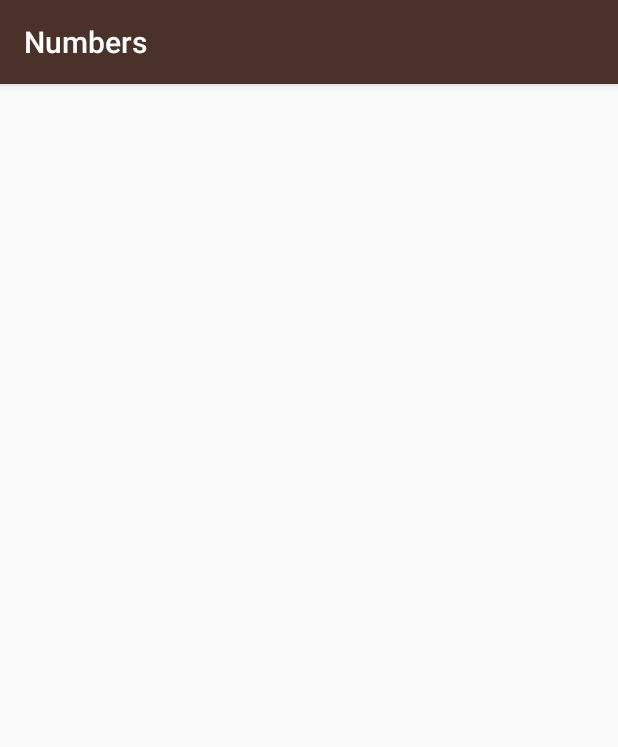
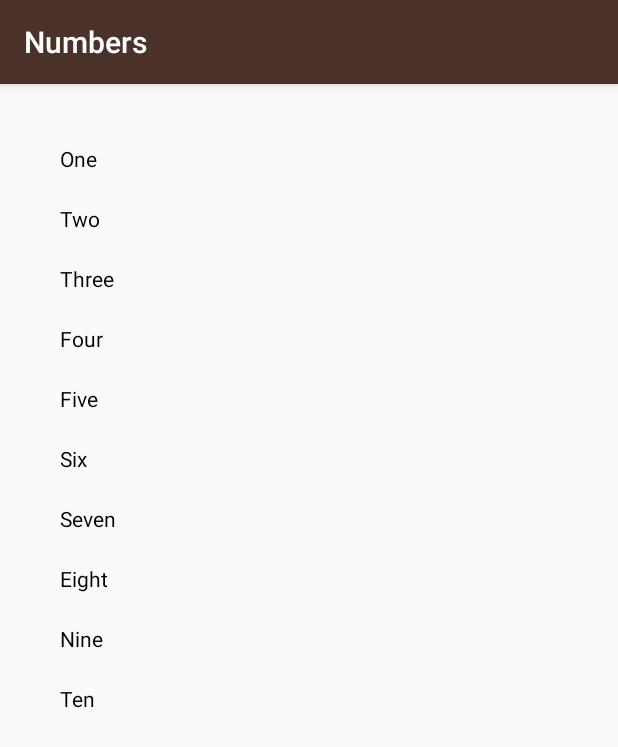
Before and after one commit to dheshanm/Language_App, an Android app: the NumbersActivity screen opened directly, with no data from a screen before it, on a phone screen of 412 x 824 dp. Shown: the top 747 px of the screen. Run offline under Robolectric (Android 15) with nearby library versions, the phone set to English and light mode, and no system bars.

Commit message:
#MINOR Dyanamically adding Views to ConstraintLayout.

```diff
--- a/app/src/main/java/com/example/android/miwok/NumbersActivity.kt
+++ b/app/src/main/java/com/example/android/miwok/NumbersActivity.kt
@@ -1,12 +1,68 @@
 package com.example.android.miwok
 
+import android.graphics.Color
 import android.support.v7.app.AppCompatActivity
 import android.os.Bundle
+import android.support.constraint.ConstraintLayout
+import android.support.constraint.ConstraintSet
+import android.util.Log
+import android.view.View
+import android.widget.TextView
+import kotlinx.android.synthetic.main.activity_numbers.*
 
 class NumbersActivity : AppCompatActivity() {
 
     override fun onCreate(savedInstanceState: Bundle?) {
         super.onCreate(savedInstanceState)
         setContentView(R.layout.activity_numbers)
+
+        val wordsEng = arrayOf("One", "Two", "Three", "Four", "Five", "Six", "Seven", "Eight", "Nine", "Ten")
+
+        val layout : ConstraintLayout = findViewById(R.id.rootView)
+        val set : ConstraintSet = ConstraintSet()
+        var previousId = rootView.id
+
+        for (index in 0..wordsEng.size-1){
+            val wordView = TextView(this)
+            wordView.text = wordsEng[index]
+            wordView.setTextColor(Color.BLACK)
+            wordView.id = View.generateViewId()
+            layout.addView(wordView)
+
+            set.connect(wordView.id, ConstraintSet.TOP, previousId, ConstraintSet.TOP,60 )
+            //set.connect(wordView.id, ConstraintSet.RIGHT, ConstraintSet.PARENT_ID, ConstraintSet.RIGHT, 60)
+            set.connect(wordView.id, ConstraintSet.LEFT, ConstraintSet.PARENT_ID, ConstraintSet.LEFT, 60)
+
+            previousId = wordView.id
+            set.constrainHeight(wordView.id,150)
+            set.applyTo(layout)
+        }
+
+        /*
+        // Example Code to add Two Buttons Dynamically
+        // Source : https://stackoverflow.com/questions/41666566/constraintlayout-how-to-add-several-views-programmatically
+
+        val button = Button(this)
+        button.setText("Hello")
+        button.setId(View.generateViewId())           // <-- Important
+        layout.addView(button)
+        set.connect(button.getId(), ConstraintSet.BOTTOM, ConstraintSet.PARENT_ID, ConstraintSet.BOTTOM, 0)
+        set.connect(button.getId(), ConstraintSet.RIGHT, ConstraintSet.PARENT_ID, ConstraintSet.RIGHT, 0)
+        set.connect(button.getId(), ConstraintSet.LEFT, ConstraintSet.PARENT_ID, ConstraintSet.LEFT, 0)
+        set.constrainHeight(button.getId(), 200)
+        set.applyTo(layout)
+
+
+        val newButton = Button(this)
+        newButton.setText("Yeeey")
+        newButton.setId(View.generateViewId())
+        layout.addView(newButton)
+        set.connect(newButton.getId(), ConstraintSet.BOTTOM, button.getId(), ConstraintSet.TOP, 0)
+        set.connect(newButton.getId(), ConstraintSet.RIGHT, ConstraintSet.PARENT_ID, ConstraintSet.RIGHT, 0)
+        set.connect(newButton.getId(), ConstraintSet.LEFT, ConstraintSet.PARENT_ID, ConstraintSet.LEFT, 0)
+        set.constrainHeight(newButton.getId(), 200)
+        set.applyTo(layout)*/
+
+
     }
 }
--- a/app/src/main/res/layout/activity_numbers.xml
+++ b/app/src/main/res/layout/activity_numbers.xml
@@ -2,6 +2,7 @@
 <android.support.constraint.ConstraintLayout xmlns:android="http://schemas.android.com/apk/res/android"
     xmlns:app="http://schemas.android.com/apk/res-auto"
     xmlns:tools="http://schemas.android.com/tools"
+    android:id="@+id/rootView"
     android:layout_width="match_parent"
     android:layout_height="match_parent"
     tools:context="com.example.android.miwok.NumbersActivity">
```
